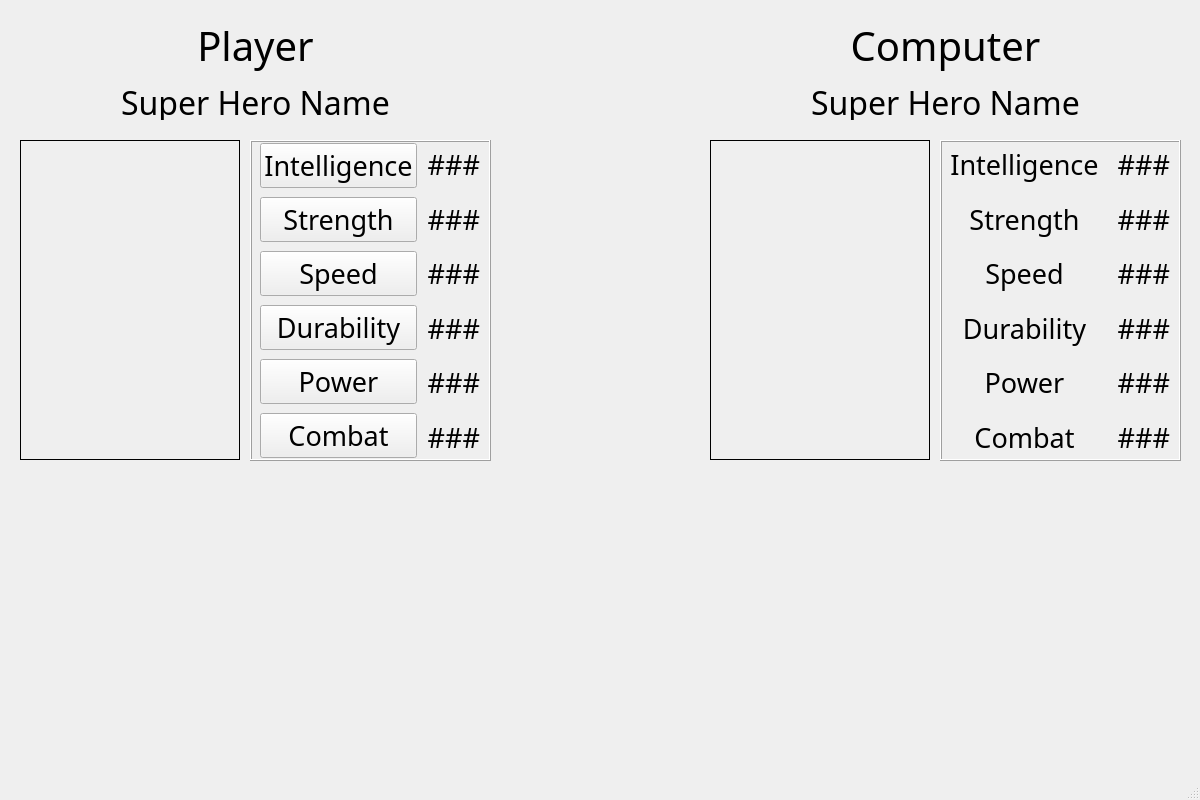
DamoM73/2022-IA2, file SMUC.ui: the form before one commit.
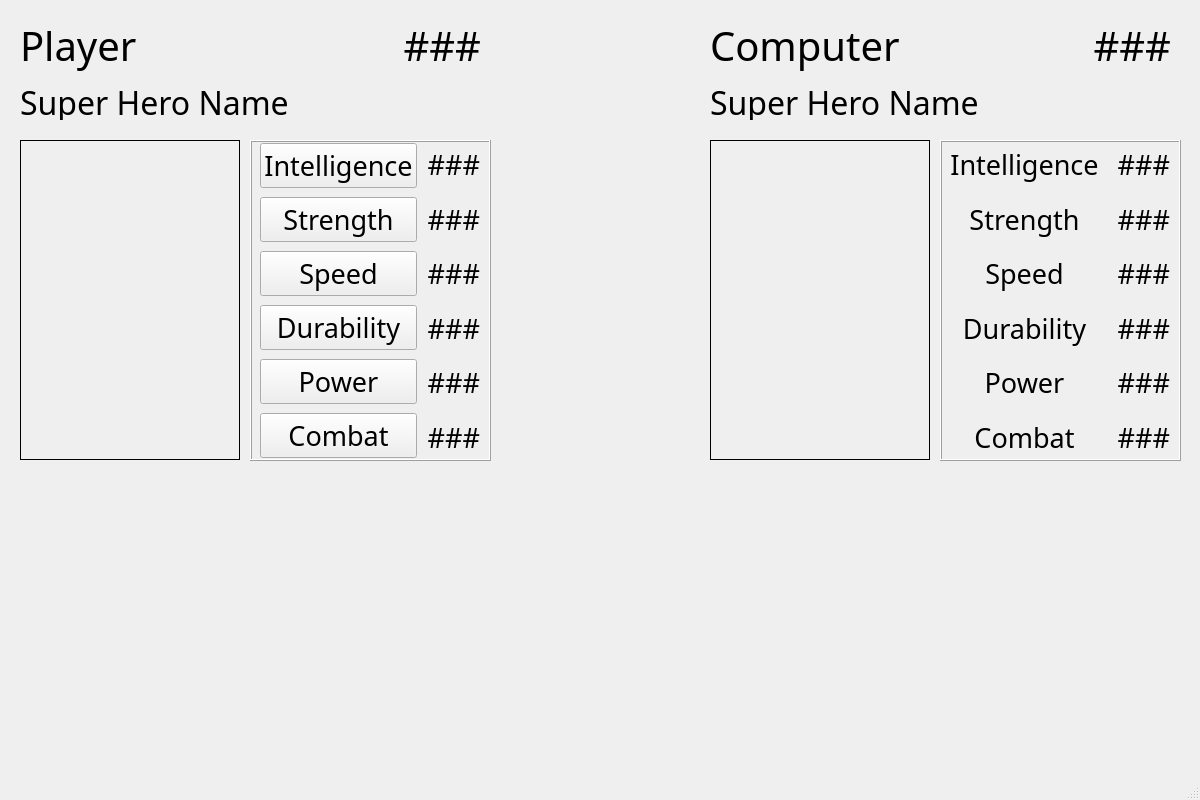
The form after the commit.

What changed in the file:
```diff
--- a/SMUC.ui
+++ b/SMUC.ui
@@ -35,7 +35,7 @@
      <rect>
       <x>20</x>
       <y>20</y>
-      <width>471</width>
+      <width>371</width>
       <height>51</height>
      </rect>
     </property>
@@ -49,7 +49,7 @@
      <string>Player</string>
     </property>
     <property name="alignment">
-     <set>Qt::AlignCenter</set>
+     <set>Qt::AlignLeading|Qt::AlignLeft|Qt::AlignVCenter</set>
     </property>
    </widget>
    <widget class="QLabel" name="player_name_lb">
@@ -71,7 +71,7 @@
      <string>Super Hero Name</string>
     </property>
     <property name="alignment">
-     <set>Qt::AlignHCenter|Qt::AlignTop</set>
+     <set>Qt::AlignLeading|Qt::AlignLeft|Qt::AlignTop</set>
     </property>
    </widget>
    <widget class="QFrame" name="frame">
@@ -324,7 +324,7 @@
      <string>Super Hero Name</string>
     </property>
     <property name="alignment">
-     <set>Qt::AlignHCenter|Qt::AlignTop</set>
+     <set>Qt::AlignLeading|Qt::AlignLeft|Qt::AlignTop</set>
     </property>
    </widget>
    <widget class="QFrame" name="frame_2">
@@ -563,7 +563,7 @@
      <rect>
       <x>710</x>
       <y>20</y>
-      <width>471</width>
+      <width>361</width>
       <height>51</height>
      </rect>
     </property>
@@ -577,7 +577,51 @@
      <string>Computer</string>
     </property>
     <property name="alignment">
-     <set>Qt::AlignCenter</set>
+     <set>Qt::AlignLeading|Qt::AlignLeft|Qt::AlignVCenter</set>
+    </property>
+   </widget>
+   <widget class="QLabel" name="player_hand_lb">
+    <property name="geometry">
+     <rect>
+      <x>390</x>
+      <y>20</y>
+      <width>91</width>
+      <height>51</height>
+     </rect>
+    </property>
+    <property name="font">
+     <font>
+      <family>Eras Demi ITC</family>
+      <pointsize>30</pointsize>
+     </font>
+    </property>
+    <property name="text">
+     <string>###</string>
+    </property>
+    <property name="alignment">
+     <set>Qt::AlignRight|Qt::AlignTrailing|Qt::AlignVCenter</set>
+    </property>
+   </widget>
+   <widget class="QLabel" name="ai_hand_lb">
+    <property name="geometry">
+     <rect>
+      <x>1080</x>
+      <y>20</y>
+      <width>91</width>
+      <height>51</height>
+     </rect>
+    </property>
+    <property name="font">
+     <font>
+      <family>Eras Demi ITC</family>
+      <pointsize>30</pointsize>
+     </font>
+    </property>
+    <property name="text">
+     <string>###</string>
+    </property>
+    <property name="alignment">
+     <set>Qt::AlignRight|Qt::AlignTrailing|Qt::AlignVCenter</set>
     </property>
    </widget>
    <zorder>frame</zorder>
```
Left out of the diff: 2 changed lines with no effect on the pictures.
